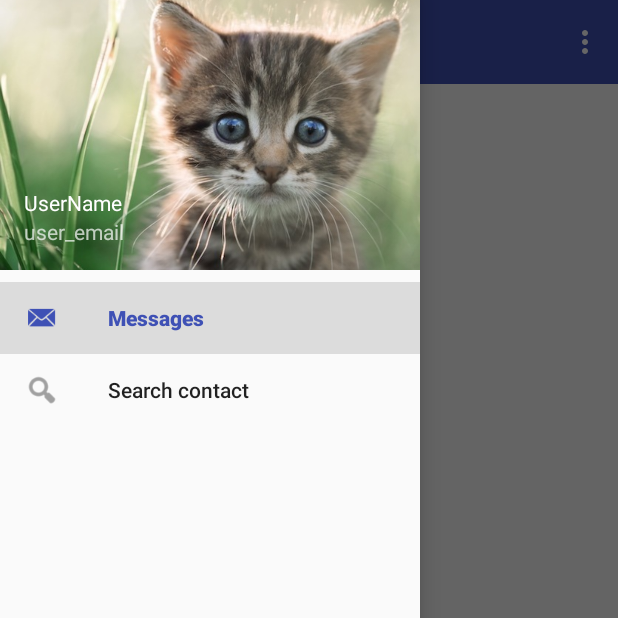
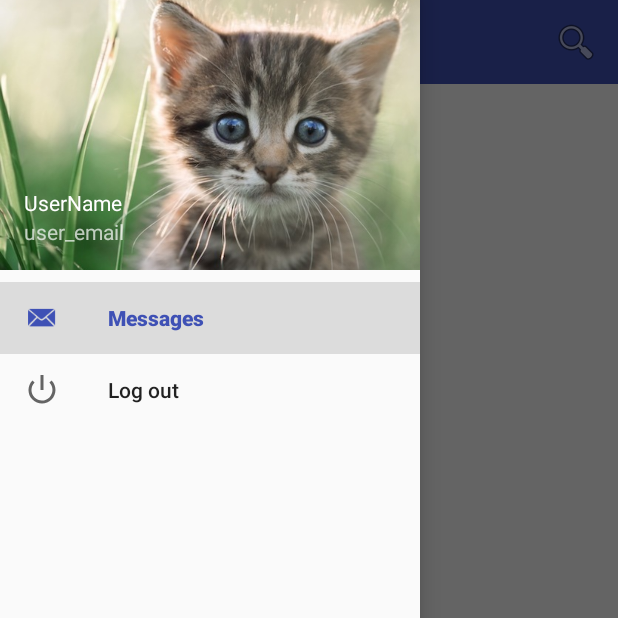
Before and after one commit to avaschuk/messager, an Android app: the MainActivity screen opened directly, with no data from a screen before it, with the side drawer open, on a phone screen of 412 x 824 dp, the top half of it. Run offline under Robolectric (Android 15) with nearby library versions, the phone set to English and light mode, and no system bars.

Commit message:
moved logout from toolbar to menu, added search button to toolbar

```diff
--- a/app/src/main/res/menu/main2.xml
+++ /dev/null
@@ -1,9 +0,0 @@
-<?xml version="1.0" encoding="utf-8"?>
-<menu xmlns:android="http://schemas.android.com/apk/res/android"
-    xmlns:app="http://schemas.android.com/apk/res-auto">
-    <item
-        android:id="@+id/action_log_out"
-        android:orderInCategory="100"
-        android:title="@string/action_log_out"
-        app:showAsAction="never" />
-</menu>
--- a/app/src/main/res/menu/menu_nav.xml
+++ b/app/src/main/res/menu/menu_nav.xml
@@ -8,9 +8,9 @@
             android:title="@string/nav_messages"
             android:checked="true" />
         <item
-            android:id="@+id/nav_find_contacts"
-            android:icon="@android:drawable/ic_menu_search"
-            android:title="@string/nav_search_contact" />
+            android:id="@+id/nav_log_out"
+            android:icon="@android:drawable/ic_lock_power_off"
+            android:title="@string/nav_log_out" />
     </group>
 
 </menu>
--- /dev/null
+++ b/app/src/main/res/menu/search_menu.xml
@@ -0,0 +1,10 @@
+<?xml version="1.0" encoding="utf-8"?>
+<menu xmlns:android="http://schemas.android.com/apk/res/android"
+    xmlns:app="http://schemas.android.com/apk/res-auto">
+    <item
+        android:id="@+id/action_search"
+        android:title="@string/action_search"
+        android:icon="@android:drawable/ic_menu_search"
+        app:showAsAction="collapseActionView|ifRoom"
+        app:actionViewClass="android.support.v7.widget.SearchView" />
+</menu>
--- a/app/src/main/res/values/strings.xml
+++ b/app/src/main/res/values/strings.xml
@@ -10,7 +10,7 @@
     <string name="next_button">next</string>
     <string name="back_button">back</string>
     <string name="title_activity_login">Sign in</string>
-    <string name="action_log_out">Log out</string>
+    <string name="action_search">Search</string>
 
     <!-- Strings related to login -->
     <string name="prompt_email">Email</string>
@@ -30,8 +30,8 @@
     <string name="nav_close_drawer">Close navigation drawer</string>
 
     <!--String related to menu-->
-    <string name="nav_search_contact">Search contact</string>
     <string name="nav_messages">Messages</string>
+    <string name="nav_log_out">Log out</string>
     <!---->
 
     <!--String related to labels-->
```
Also changed, not shown: app/src/main/java/com/andrei/messager/MainActivity.java (+16 -27 lines).
